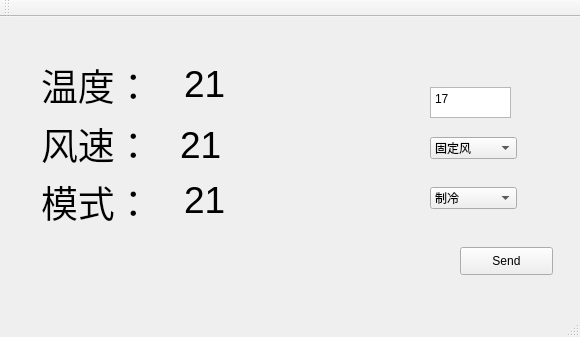
582864732/Air-Remote, file sim/mainwindow.ui: the form before one commit.
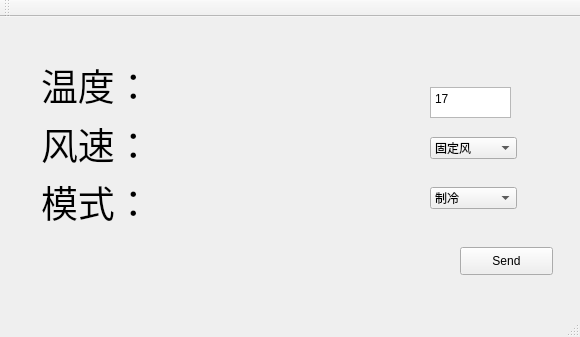
The form after the commit.

The edit to the form file:
```diff
--- a/sim/mainwindow.ui
+++ b/sim/mainwindow.ui
@@ -24,7 +24,7 @@
      </rect>
     </property>
     <property name="text">
-     <string>&lt;html&gt;&lt;head/&gt;&lt;body&gt;&lt;p&gt;&lt;span style=&quot; font-size:28pt;&quot;&gt;21&lt;/span&gt;&lt;/p&gt;&lt;/body&gt;&lt;/html&gt;</string>
+     <string>&lt;html&gt;&lt;head/&gt;&lt;body&gt;&lt;p&gt;&lt;br/&gt;&lt;/p&gt;&lt;/body&gt;&lt;/html&gt;</string>
     </property>
    </widget>
    <widget class="QPushButton" name="sendButton">
@@ -122,7 +122,7 @@
 &lt;p style=&quot; margin-top:0px; margin-bottom:0px; margin-left:0px; margin-right:0px; -qt-block-indent:0; text-indent:0px;&quot;&gt;17&lt;/p&gt;&lt;/body&gt;&lt;/html&gt;</string>
     </property>
    </widget>
-   <widget class="QWidget" name="">
+   <widget class="QWidget" name="layoutWidget">
     <property name="geometry">
      <rect>
       <x>30</x>
@@ -144,7 +144,7 @@
        <item>
         <widget class="QLabel" name="temperature">
          <property name="text">
-          <string>&lt;html&gt;&lt;head/&gt;&lt;body&gt;&lt;p&gt;&lt;span style=&quot; font-size:28pt;&quot;&gt;21&lt;/span&gt;&lt;/p&gt;&lt;/body&gt;&lt;/html&gt;</string>
+          <string>&lt;html&gt;&lt;head/&gt;&lt;body&gt;&lt;p&gt;&lt;br/&gt;&lt;/p&gt;&lt;/body&gt;&lt;/html&gt;</string>
          </property>
         </widget>
        </item>
@@ -173,7 +173,7 @@
        <item>
         <widget class="QLabel" name="mode">
          <property name="text">
-          <string>&lt;html&gt;&lt;head/&gt;&lt;body&gt;&lt;p&gt;&lt;span style=&quot; font-size:28pt;&quot;&gt;21&lt;/span&gt;&lt;/p&gt;&lt;/body&gt;&lt;/html&gt;</string>
+          <string>&lt;html&gt;&lt;head/&gt;&lt;body&gt;&lt;p&gt;&lt;br/&gt;&lt;/p&gt;&lt;/body&gt;&lt;/html&gt;</string>
          </property>
         </widget>
        </item>
```
Left out of the diff: 8 changed lines with no effect on the pictures.
